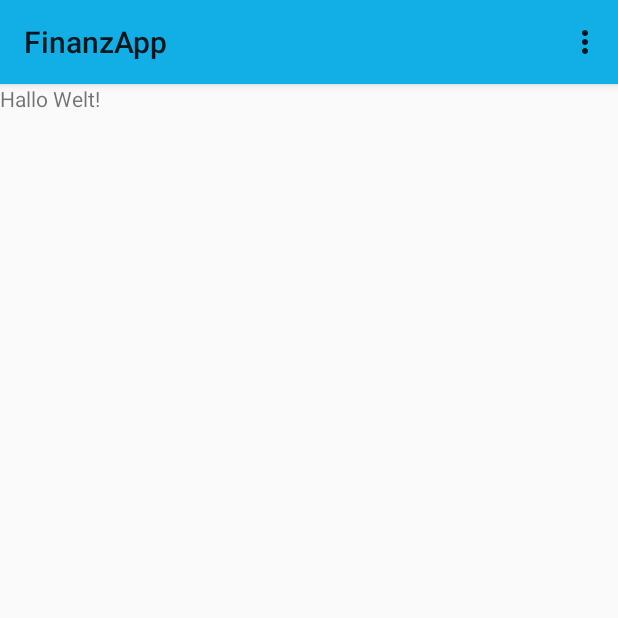
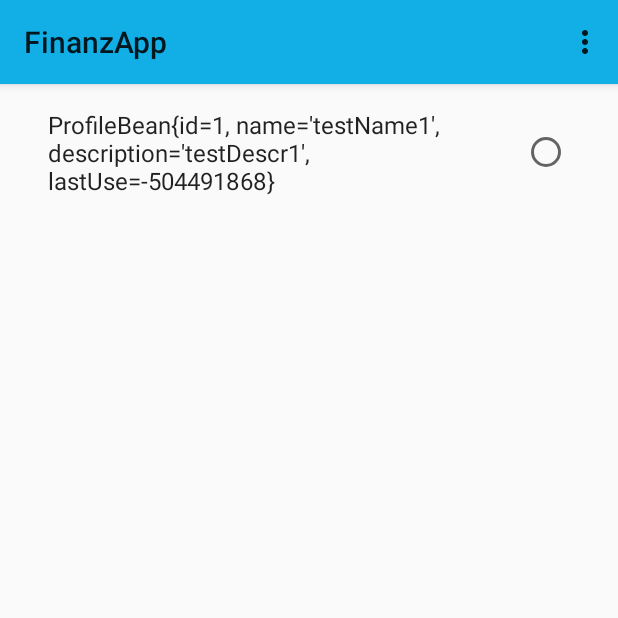
Before and after one commit to janbeyer/FinanzApp, an Android app: the screen it shows after launch (MainActivity before the commit, ProfilesActivity after it), on a phone screen of 412 x 824 dp, the top half of it. Run offline under Robolectric (Android 15) with nearby library versions, the phone set to English and light mode, and no system bars.

Commit message:
Create inital profiles page
Currently a new profile is added to the db by start the application. In the future we must do that by fill some input fields and add a new profile by saving these information.
In addition we do not need checkboxes. We need a posibility to add a new profile and to select an existing profile. This is the first step by using the finance application.

```diff
--- a/app/src/main/AndroidManifest.xml
+++ b/app/src/main/AndroidManifest.xml
@@ -8,7 +8,7 @@
         android:theme="@style/AppTheme" >
 
         <activity
-            android:name=".MainActivity"
+            android:name=".activity.ProfilesActivity"
             android:label="@string/app_name" >
             <intent-filter>
                 <action android:name="android.intent.action.MAIN" />
--- a/app/src/main/java/wbh/finanzapp/MainActivity.java
+++ /dev/null
@@ -1,38 +0,0 @@
-package wbh.finanzapp;
-
-import android.os.Bundle;
-import android.support.v7.app.AppCompatActivity;
-import android.view.Menu;
-import android.view.MenuItem;
-
-public class MainActivity extends AppCompatActivity {
-
-    @Override
-    protected void onCreate(Bundle savedInstanceState) {
-        super.onCreate(savedInstanceState);
-        setContentView(R.layout.activity_main);
-    }
-
-    @Override
-    public boolean onCreateOptionsMenu(Menu menu) {
-        // Inflate the menu; this adds items to the action bar if it is present.
-        getMenuInflater().inflate(R.menu.menu_main, menu);
-        return true;
-    }
-
-    @Override
-    public boolean onOptionsItemSelected(MenuItem item) {
-        // Handle action bar item clicks here. The action bar will
-        // automatically handle clicks on the Home/Up button, so long
-        // as you specify a parent activity in AndroidManifest.xml.
-        int id = item.getItemId();
-
-        //noinspection SimplifiableIfStatement
-        if (id == R.id.action_settings) {
-            return true;
-        }
-
-        return super.onOptionsItemSelected(item);
-    }
-
-}
--- /dev/null
+++ b/app/src/main/java/wbh/finanzapp/access/FinanceDBHelper.java
@@ -0,0 +1,49 @@
+package wbh.finanzapp.access;
+
+import android.content.Context;
+import android.database.sqlite.SQLiteDatabase;
+import android.database.sqlite.SQLiteOpenHelper;
+import android.util.Log;
+
+public class FinanceDBHelper extends SQLiteOpenHelper {
+
+    private static final String LOG_TAG = FinanceDBHelper.class.getSimpleName();
+
+    public static final String DB_NAME = "financeApp.db";
+    public static final int DB_VERSION = 1;
+
+    public static final String TABLE_PROFILES ="profiles";
+
+    public static final String COLUMN_ID = "_id";
+    public static final String COLUMN_NAME = "name";
+    public static final String COLUMN_DESCRIPTION = "description";
+    public static final String COLUMN_LASTUSE = "last_use";
+
+    public static final String SQL_CREATE =
+        "CREATE TABLE " + TABLE_PROFILES + "(" +
+            COLUMN_ID + " INTEGER PRIMARY KEY AUTOINCREMENT, " +
+            COLUMN_NAME + " TEXT NOT NULL, " +
+            COLUMN_DESCRIPTION + " TEXT, " +
+            COLUMN_LASTUSE + " INTEGER NOT NULL" +
+        ");";
+
+    public FinanceDBHelper(Context context) {
+        super(context, DB_NAME, null, DB_VERSION);
+        Log.d(LOG_TAG, "DBHelper hat die Datenbank: " + getDatabaseName() + " erzeugt.");
+    }
+
+    @Override
+    public void onCreate(SQLiteDatabase db) {
+        try {
+            Log.d(LOG_TAG, "Die Tabelle wird mit dem SQL-Befehl: " + SQL_CREATE + " angelegt.");
+            db.execSQL(SQL_CREATE);
+        } catch (Exception e) {
+            Log.e(LOG_TAG, "Fehler beim Anlegen der Tabelle: " + e.getMessage());
+        }
+    }
+
+    @Override
+    public void onUpgrade(SQLiteDatabase db, int oldVersion, int newVersion) {
+
+    }
+}
--- /dev/null
+++ b/app/src/main/java/wbh/finanzapp/access/FinanceDataSource.java
@@ -0,0 +1,99 @@
+package wbh.finanzapp.access;
+
+import android.content.ContentValues;
+import android.content.Context;
+import android.database.Cursor;
+import android.database.sqlite.SQLiteDatabase;
+import android.util.Log;
+
+import java.util.ArrayList;
+import java.util.Date;
+import java.util.List;
+
+import wbh.finanzapp.business.ProfileBean;
+
+public class FinanceDataSource {
+
+    private static final String LOG_TAG = FinanceDataSource.class.getSimpleName();
+
+    private SQLiteDatabase database;
+    private FinanceDBHelper dbHelper;
+
+    private String[] columns = {
+        FinanceDBHelper.COLUMN_ID,
+        FinanceDBHelper.COLUMN_NAME,
+        FinanceDBHelper.COLUMN_DESCRIPTION,
+        FinanceDBHelper.COLUMN_LASTUSE
+    };
+
+    public FinanceDataSource(Context context) {
+        Log.d(LOG_TAG, "Unsere DataSource erzeugt jetzt den dbHelper.");
+        dbHelper = new FinanceDBHelper(context);
+    }
+
+    public void open() {
+        Log.d(LOG_TAG, "Eine Referenz auf die Datenbank wird jetzt angefragt.");
+        database = dbHelper.getWritableDatabase();
+        Log.d(LOG_TAG, "Datenbank-Referenz erhalten. Pfad zur Datenbank: " + database.getPath());
+    }
+
+    public void close() {
+        dbHelper.close();
+        Log.d(LOG_TAG, "Datenbank mit Hilfe des DBHelpers geschlossen.");
+    }
+
+    public ProfileBean createProfileBean(String name, String description) {
+        ContentValues values = new ContentValues();
+        values.put(FinanceDBHelper.COLUMN_NAME, name);
+        values.put(FinanceDBHelper.COLUMN_DESCRIPTION, description);
+        values.put(FinanceDBHelper.COLUMN_LASTUSE, new Date().getTime()); // set the current date.
+
+        long insertId = database.insert(FinanceDBHelper.TABLE_PROFILES, null, values);
+
+        Cursor cursor = database.query(FinanceDBHelper.TABLE_PROFILES, columns, FinanceDBHelper.COLUMN_ID + "=" + insertId,
+            null, null, null, null);
+
+        cursor.moveToFirst();
+        ProfileBean profile = cursorToProfileBean(cursor);
+        cursor.close();
+
+        return profile;
+    }
+
+    private ProfileBean cursorToProfileBean(Cursor cursor) {
+        int idIndex = cursor.getColumnIndex(FinanceDBHelper.COLUMN_ID);
+        int idName = cursor.getColumnIndex(FinanceDBHelper.COLUMN_NAME);
+        int idDescription = cursor.getColumnIndex(FinanceDBHelper.COLUMN_DESCRIPTION);
+        int idLastUse = cursor.getColumnIndex(FinanceDBHelper.COLUMN_LASTUSE);
+
+        long id = cursor.getInt(idIndex);
+        String name = cursor.getString(idName);
+        String desciption = cursor.getString(idDescription);
+        long lastUse = cursor.getInt(idLastUse);
+
+        ProfileBean profileBean = new ProfileBean(id, name, desciption, lastUse);
+
+        return profileBean;
+    }
+
+    public List<ProfileBean> getAllProfileBeans() {
+        List<ProfileBean> profileList = new ArrayList<>();
+
+        Cursor cursor = database.query(FinanceDBHelper.TABLE_PROFILES, columns,
+            null, null, null, null, null);
+
+        cursor.moveToFirst();
+        ProfileBean profile;
+
+        while(!cursor.isAfterLast()) {
+            profile = cursorToProfileBean(cursor);
+            profileList.add(profile);
+            Log.d(LOG_TAG, profile.toString());
+            cursor.moveToNext();
+        }
+
+        cursor.close();
+
+        return profileList;
+    }
+}
--- /dev/null
+++ b/app/src/main/java/wbh/finanzapp/activity/ProfilesActivity.java
@@ -0,0 +1,79 @@
+package wbh.finanzapp.activity;
+
+import android.os.Bundle;
+import android.support.v7.app.AppCompatActivity;
+import android.util.Log;
+import android.view.Menu;
+import android.view.MenuItem;
+import android.widget.ArrayAdapter;
+import android.widget.ListView;
+
+import java.util.Date;
+import java.util.List;
+
+import wbh.finanzapp.R;
+import wbh.finanzapp.access.FinanceDataSource;
+import wbh.finanzapp.business.ProfileBean;
+
+public class ProfilesActivity extends AppCompatActivity {
+
+    private static final String LOG_TAG = ProfilesActivity.class.getSimpleName();
+
+    private FinanceDataSource dataSource;
+
+    @Override
+    protected void onCreate(Bundle savedInstanceState) {
+        super.onCreate(savedInstanceState);
+        setContentView(R.layout.activity_profiles);
+
+        dataSource = new FinanceDataSource(this);
+
+        Log.d(LOG_TAG, "Die Datenquelle wird geöffnet.");
+        dataSource.open();
+
+        ProfileBean profileBean = dataSource.createProfileBean("testName1", "testDescr1");
+        Log.d(LOG_TAG, "Es wurde der folgende Eintrag in die Datenbank geschrieben:");
+        Log.d(LOG_TAG, profileBean.toString());
+
+        Log.d(LOG_TAG, "Es sind folgende Einträge in der Datenbank vorhanden:");
+        showAllListEntries();
+
+        Log.d(LOG_TAG, "Die Datenquelle wird geschlossen.");
+        dataSource.close();
+    }
+
+    private void showAllListEntries() {
+        List<ProfileBean> profiles = dataSource.getAllProfileBeans();
+
+        ArrayAdapter<ProfileBean> profileArrayAdapter = new ArrayAdapter<>(
+            this,
+            android.R.layout.simple_list_item_single_choice,
+            profiles);
+
+        ListView profilesListView = (ListView) findViewById(R.id.listview_profiles);
+        profilesListView.setAdapter(profileArrayAdapter);
+    }
+
+    @Override
+    public boolean onCreateOptionsMenu(Menu menu) {
+        // Inflate the menu; this adds items to the action bar if it is present.
+        getMenuInflater().inflate(R.menu.menu_profiles, menu);
+        return true;
+    }
+
+    @Override
+    public boolean onOptionsItemSelected(MenuItem item) {
+        // Handle action bar item clicks here. The action bar will
+        // automatically handle clicks on the Home/Up button, so long
+        // as you specify a parent activity in AndroidManifest.xml.
+        int id = item.getItemId();
+
+        //noinspection SimplifiableIfStatement
+        if (id == R.id.action_settings) {
+            return true;
+        }
+
+        return super.onOptionsItemSelected(item);
+    }
+
+}
--- /dev/null
+++ b/app/src/main/java/wbh/finanzapp/business/ProfileBean.java
@@ -0,0 +1,58 @@
+package wbh.finanzapp.business;
+
+public class ProfileBean {
+
+    private long id;
+    private String name;
+    private String description;
+    private long lastUse;
+
+    public ProfileBean(long id, String name, String description, long lastUse) {
+        this.id = id;
+        this.name = name;
+        this.description = description;
+        this.lastUse = lastUse;
+    }
+
+    public long getId() {
+        return id;
+    }
+
+    public void setId(long id) {
+        this.id = id;
+    }
+
+    public String getName() {
+        return name;
+    }
+
+    public void setName(String name) {
+        this.name = name;
+    }
+
+    public String getDescription() {
+        return description;
+    }
+
+    public void setDescription(String description) {
+        this.description = description;
+    }
+
+    public long getLastUse() {
+        return lastUse;
+    }
+
+    public void setLastUse(long lastUse) {
+        this.lastUse = lastUse;
+    }
+
+    @Override
+    public String toString() {
+        return "ProfileBean{" +
+                "id=" + id +
+                ", name='" + name + '\'' +
+                ", description='" + description + '\'' +
+                ", lastUse=" + lastUse +
+                '}';
+    }
+}
--- a/app/src/main/res/layout/activity_main.xml
+++ /dev/null
@@ -1,12 +0,0 @@
-<?xml version="1.0" encoding="utf-8"?>
-<LinearLayout xmlns:android="http://schemas.android.com/apk/res/android"
-    android:orientation="vertical" android:layout_width="match_parent"
-    android:layout_height="match_parent">
-
-    <TextView
-        android:id="@+id/text_view_id"
-        android:layout_height="wrap_content"
-        android:layout_width="wrap_content"
-        android:text="@string/hello_world" />
-
-</LinearLayout>
--- /dev/null
+++ b/app/src/main/res/layout/activity_profiles.xml
@@ -0,0 +1,20 @@
+<?xml version="1.0" encoding="utf-8"?>
+<LinearLayout
+    xmlns:android="http://schemas.android.com/apk/res/android"
+    xmlns:tools="http://schemas.android.com/tools"
+    android:orientation="vertical"
+    android:layout_width="match_parent"
+    android:layout_height="match_parent"
+    android:paddingLeft="@dimen/activity_horizontal_margin"
+    android:paddingRight="@dimen/activity_horizontal_margin"
+    android:paddingTop="@dimen/activity_vertical_margin"
+    android:paddingBottom="@dimen/activity_vertical_margin"
+    tools:context=".activity.ProfilesActivity">
+
+    <ListView
+        android:layout_width="match_parent"
+        android:layout_height="wrap_content"
+        android:id="@+id/listview_profiles"
+        android:layout_gravity="center_horizontal" />
+
+</LinearLayout>
--- a/app/src/main/res/menu/menu_main.xml
+++ b/app/src/main/res/menu/menu_profiles.xml
@@ -3,7 +3,7 @@
     xmlns:android="http://schemas.android.com/apk/res/android"
     xmlns:app="http://schemas.android.com/apk/res-auto"
     xmlns:tools="http://schemas.android.com/tools"
-    tools:context=".MainActivity">
+    tools:context=".activity.ProfilesActivity">
 
     <item
         android:id="@+id/action_settings"
--- a/app/src/main/res/values/strings.xml
+++ b/app/src/main/res/values/strings.xml
@@ -2,6 +2,7 @@
     <string name="app_name">FinanzApp</string>
 
     <string name="hello_world">Hallo Welt!</string>
+
     <string name="action_settings">Einstellungen</string>
 
 </resources>
```
